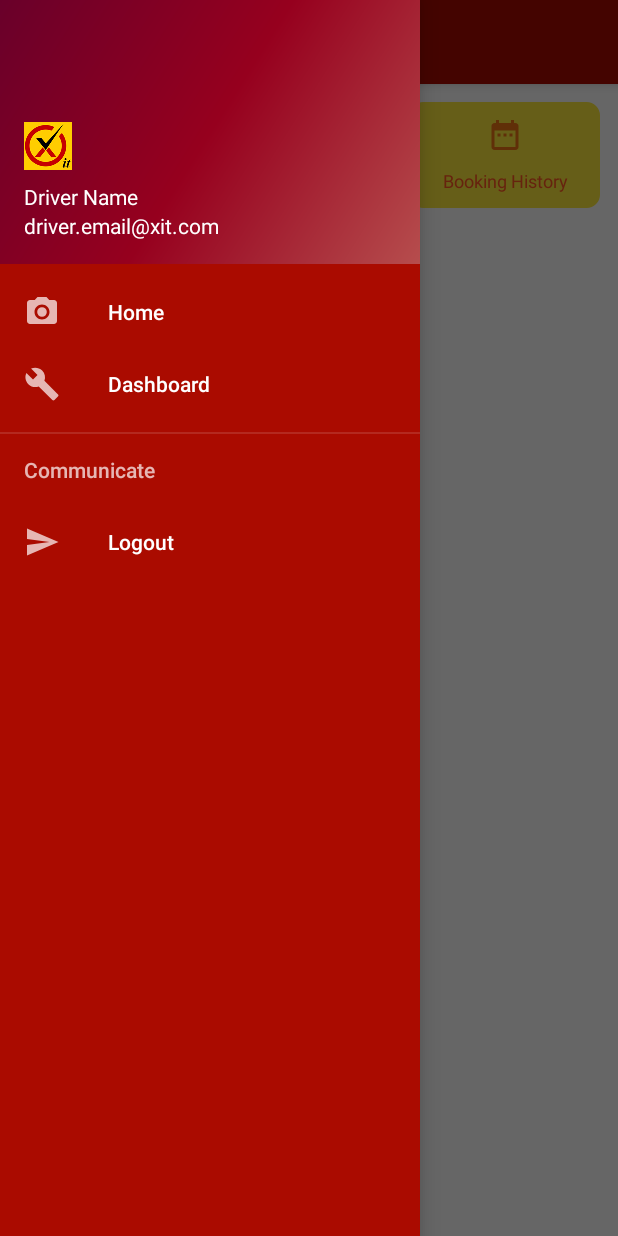
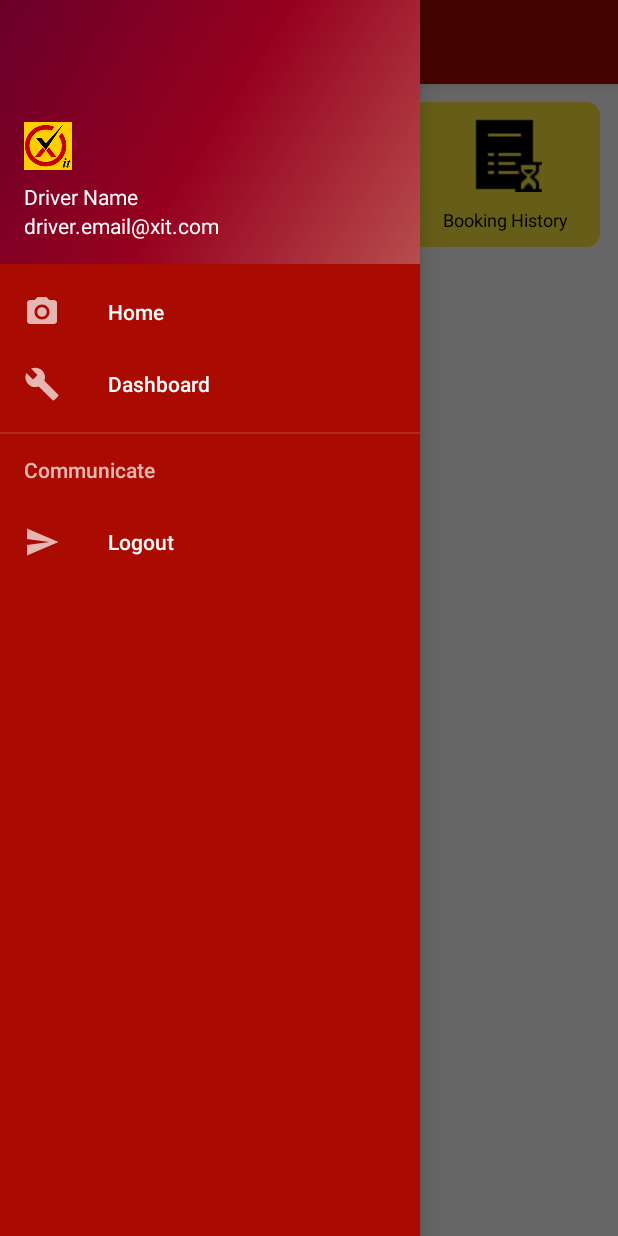
Before and after one commit to AbhiDerek/XitDriver, an Android app: the fragment Dashboard placed in its activity, with the side drawer open, on a phone screen of 412 x 824 dp. Run offline under Robolectric (Android 15) with nearby library versions, the phone set to English and light mode, and no system bars; 1 statement that could not run was skipped.

Commit message:
Phase 1 complete

```diff
--- a/app/src/main/java/com/app/xit/firebasecloudmesseging/FCMService.kt
+++ b/app/src/main/java/com/app/xit/firebasecloudmesseging/FCMService.kt
@@ -68,6 +68,7 @@ class FCMService: FirebaseMessagingService(){
             putExtra("pick_address", passengerAddress)
 
             putExtra("drop_address", drAddress)
+            putExtra("drop_address", "Veer Savarkar Block, Block S 2, Upadhyay Block, Shakarpur Khas, Delhi, 110092")
             putExtra("pay_mode", paymentMode)
 
             putExtra("is_passenger_request", true)
--- a/app/src/main/res/layout/fragmemt_dashboard.xml
+++ b/app/src/main/res/layout/fragmemt_dashboard.xml
@@ -22,8 +22,8 @@
                 android:padding="@dimen/padding_10dp"
                 android:drawablePadding="@dimen/padding_10dp"
                 android:background="@drawable/rectangle_background"
-                android:drawableTop="@drawable/ic_profile"
-                android:textColor="@color/txt_color"
+                android:drawableTop="@drawable/user"
+                android:textColor="@color/black"
                 android:layout_margin="@dimen/padding_2dp"
                 android:textSize="@dimen/text_size_12"
                 android:text="Profile"/>
@@ -37,8 +37,8 @@
                 android:padding="@dimen/padding_10dp"
                 android:drawablePadding="@dimen/padding_10dp"
                 android:background="@drawable/rectangle_background"
-                android:drawableTop="@drawable/ic_car"
-                android:textColor="@color/txt_color"
+                android:drawableTop="@drawable/carinfo"
+                android:textColor="@color/black"
                 android:layout_margin="@dimen/padding_2dp"
                 android:textSize="@dimen/text_size_12"
                 android:text="Vehicle Information"/>
@@ -52,8 +52,8 @@
                 android:padding="@dimen/padding_10dp"
                 android:drawablePadding="@dimen/padding_10dp"
                 android:background="@drawable/rectangle_background"
-                android:drawableTop="@drawable/ic_calendar"
-                android:textColor="@color/txt_color"
+                android:drawableTop="@drawable/orderh"
+                android:textColor="@color/black"
                 android:layout_margin="@dimen/padding_2dp"
                 android:textSize="@dimen/text_size_12"
                 android:text="Booking History"/>
@@ -78,8 +78,8 @@
                 android:padding="@dimen/padding_10dp"
                 android:drawablePadding="@dimen/padding_10dp"
                 android:background="@drawable/rectangle_background"
-                android:drawableTop="@drawable/ic_profile"
-                android:textColor="@color/txt_color"
+                android:drawableTop="@drawable/bankinfo"
+                android:textColor="@color/black"
                 android:layout_margin="@dimen/padding_2dp"
                 android:textSize="@dimen/text_size_12"
                 android:text="Banking Information"/>
@@ -93,8 +93,8 @@
                 android:padding="@dimen/padding_10dp"
                 android:drawablePadding="@dimen/padding_10dp"
                 android:background="@drawable/rectangle_background"
-                android:drawableTop="@drawable/ic_car"
-                android:textColor="@color/txt_color"
+                android:drawableTop="@drawable/driver"
+                android:textColor="@color/black"
                 android:layout_margin="@dimen/padding_2dp"
                 android:textSize="@dimen/text_size_12"
                 android:text="Driver"/>
```
Also changed, not shown: app/src/main/java/com/app/xit/home/HomeFragment.kt (+67 -21 lines), app/src/main/res/layout/fragment_home_map.xml (+9 -4 lines).
